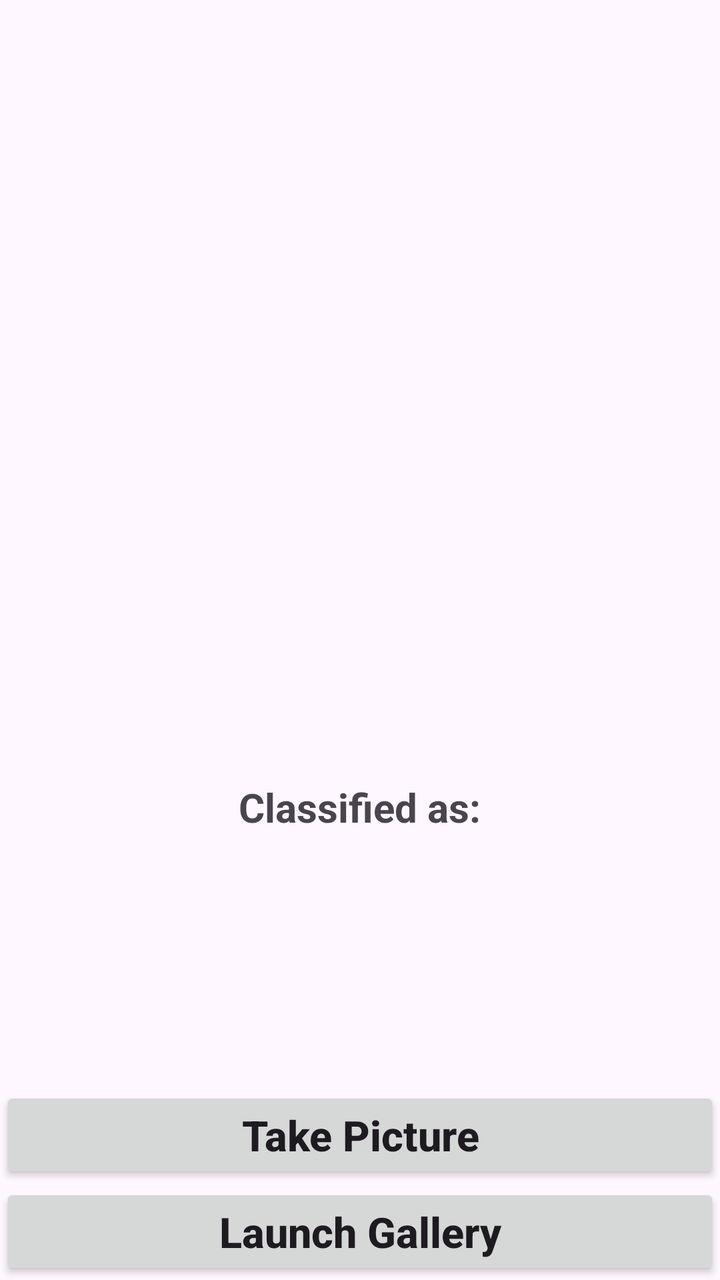
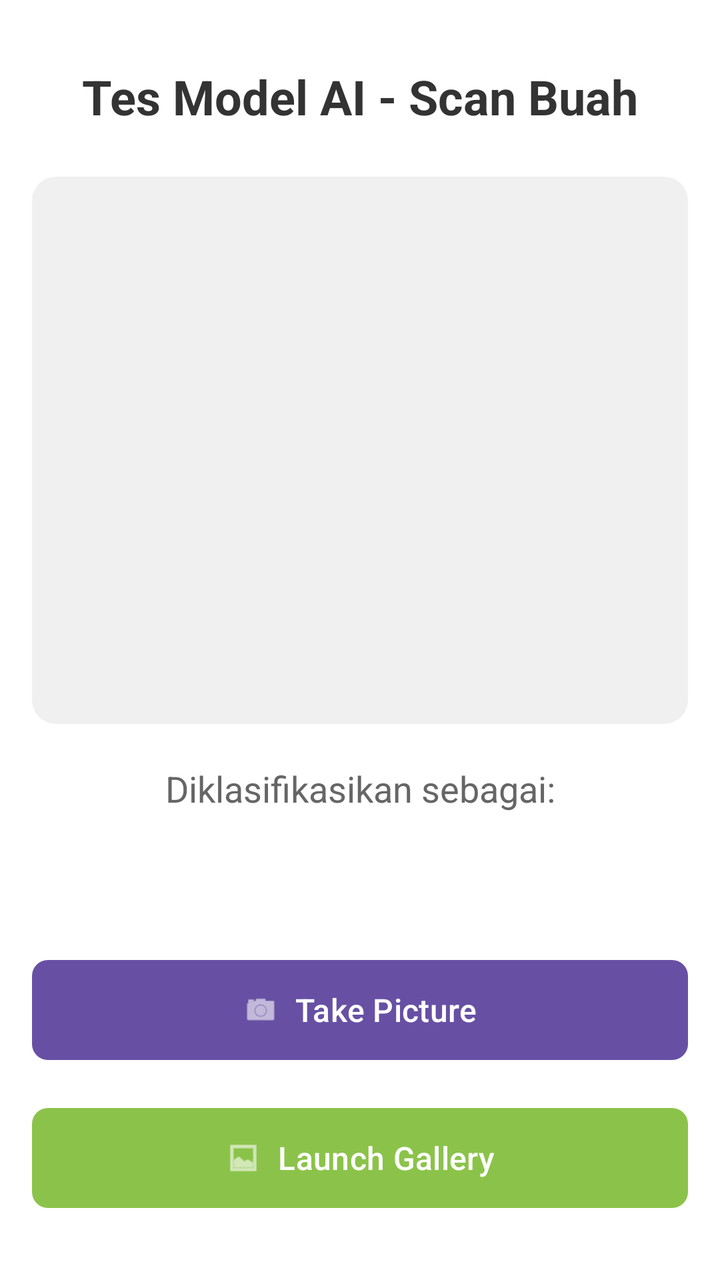

Two renders of the same Android screen: before a commit and after it. Below are the layout's source before the change and the commit's diff.
<!-- AndroidManifest.xml: application theme Theme.LatihanCamera -->
<!-- res/layout/activity_main.xml -->
<?xml version="1.0" encoding="utf-8"?>
<RelativeLayout xmlns:android="http://schemas.android.com/apk/res/android"
    xmlns:app="http://schemas.android.com/apk/res-auto"
    xmlns:tools="http://schemas.android.com/tools"
    android:id="@+id/main"
    android:layout_width="match_parent"
    android:layout_height="match_parent"
    tools:context=".MainActivity">

    <Button
        android:layout_width="match_parent"
        android:layout_height="wrap_content"
        android:layout_centerInParent="true"
        android:id="@+id/button"
        android:text="Take Picture"
        android:textAllCaps="false"
        android:layout_above="@id/button2"
        android:textSize="21sp"
        android:textStyle="bold"
        />
    <Button
        android:layout_width="match_parent"
        android:layout_height="wrap_content"
        android:layout_centerInParent="true"
        android:id="@+id/button2"
        android:text="Launch Gallery"
        android:textAllCaps="false"
        android:layout_alignParentBottom="true"
        android:textSize="21sp"
        android:textStyle="bold"
        />
    <ImageView
        android:layout_width="370sp"
        android:layout_height="370sp"
        android:layout_centerHorizontal="true"
        android:id="@+id/imageView"
        android:layout_marginTop="10sp"
        />
    <TextView
        android:layout_width="wrap_content"
        android:layout_height="wrap_content"
        android:layout_centerHorizontal="true"
        android:text="Classified as:"
        android:textStyle="bold"
        android:textSize="20sp"
        android:id="@+id/classified"
        android:layout_below="@+id/imageView"
        android:layout_marginTop="10sp"
        />
    <TextView
        android:layout_width="wrap_content"
        android:layout_height="wrap_content"
        android:layout_centerHorizontal="true"
        android:text=""
        android:textColor="#C30000"
        android:textStyle="bold"
        android:textSize="27sp"
        android:id="@+id/result"
        android:layout_below="@+id/classified"
        />
</RelativeLayout>
<!-- resources referenced by this layout -->
<resources>
  <style name="Theme.LatihanCamera" parent="Base.Theme.LatihanCamera" />
  <style name="Base.Theme.LatihanCamera" parent="Theme.Material3.DayNight.NoActionBar">
          
          
      </style>
</resources>

<!-- the commit's change to res/layout/activity_main.xml (unified diff, before → after) -->
@@ -1,61 +1,104 @@
 <?xml version="1.0" encoding="utf-8"?>
-<RelativeLayout xmlns:android="http://schemas.android.com/apk/res/android"
+<androidx.constraintlayout.widget.ConstraintLayout xmlns:android="http://schemas.android.com/apk/res/android"
     xmlns:app="http://schemas.android.com/apk/res-auto"
     xmlns:tools="http://schemas.android.com/tools"
     android:id="@+id/main"
     android:layout_width="match_parent"
     android:layout_height="match_parent"
+    android:padding="16dp"
+    android:background="#FFFFFF"
     tools:context=".MainActivity">
 
-    <Button
-        android:layout_width="match_parent"
+    <TextView
+        android:id="@+id/title_text"
+        android:layout_width="wrap_content"
         android:layout_height="wrap_content"
-        android:layout_centerInParent="true"
+        android:text="Tes Model AI - Scan Buah"
+        android:textSize="24sp"
+        android:textStyle="bold"
+        android:textColor="#333333"
+        android:layout_marginTop="16dp"
+        app:layout_constraintTop_toTopOf="parent"
+        app:layout_constraintStart_toStartOf="parent"
+        app:layout_constraintEnd_toEndOf="parent" />
+
+    <androidx.cardview.widget.CardView
+        android:id="@+id/image_card"
+        android:layout_width="0dp"
+        android:layout_height="0dp"
+        android:layout_marginTop="24dp"
+        app:cardCornerRadius="12dp"
+        app:cardElevation="0dp"
+        app:layout_constraintTop_toBottomOf="@id/title_text"
+        app:layout_constraintStart_toStartOf="parent"
+        app:layout_constraintEnd_toEndOf="parent"
+        app:layout_constraintHeight_percent="0.45">
+
+        <ImageView
+            android:id="@+id/imageView"
+            android:layout_width="match_parent"
+            android:layout_height="match_parent"
+            android:scaleType="centerCrop"
+            android:background="#F0F0F0"
+            android:contentDescription="Selected image" />
+    </androidx.cardview.widget.CardView>
+
+    <TextView
+        android:id="@+id/classified"
+        android:layout_width="wrap_content"
+        android:layout_height="wrap_content"
+        android:text="Diklasifikasikan sebagai:"
+        android:textSize="18sp"
+        android:textColor="#666666"
+        android:layout_marginTop="20dp"
+        app:layout_constraintTop_toBottomOf="@id/image_card"
+        app:layout_constraintStart_toStartOf="parent"
+        app:layout_constraintEnd_toEndOf="parent" />
+
+    <TextView
+        android:id="@+id/result"
+        android:layout_width="wrap_content"
+        android:layout_height="wrap_content"
+        android:text=""
+        android:textColor="#2196F3"
+        android:textStyle="bold"
+        android:textSize="24sp"
+        android:layout_marginTop="8dp"
+        app:layout_constraintTop_toBottomOf="@+id/classified"
+        app:layout_constraintStart_toStartOf="parent"
+        app:layout_constraintEnd_toEndOf="parent" />
+
+    <com.google.android.material.button.MaterialButton
         android:id="@+id/button"
+        android:layout_width="0dp"
+        android:layout_height="58dp"
         android:text="Take Picture"
         android:textAllCaps="false"
-        android:layout_above="@id/button2"
-        android:textSize="21sp"
-        android:textStyle="bold"
-        />
-    <Button
-        android:layout_width="match_parent"
-        android:layout_height="wrap_content"
-        android:layout_centerInParent="true"
+        android:textSize="16sp"
+        android:layout_marginBottom="16dp"
+        app:cornerRadius="8dp"
+        app:icon="@android:drawable/ic_menu_camera"
+        app:iconGravity="textStart"
+        app:iconPadding="8dp"
+        app:layout_constraintBottom_toTopOf="@id/button2"
+        app:layout_constraintStart_toStartOf="parent"
+        app:layout_constraintEnd_toEndOf="parent" />
+
+    <com.google.android.material.button.MaterialButton
         android:id="@+id/button2"
+        android:layout_width="0dp"
+        android:layout_height="58dp"
         android:text="Launch Gallery"
         android:textAllCaps="false"
-        android:layout_alignParentBottom="true"
-        android:textSize="21sp"
-        android:textStyle="bold"
-        />
-    <ImageView
-        android:layout_width="370sp"
-        android:layout_height="370sp"
-        android:layout_centerHorizontal="true"
-        android:id="@+id/imageView"
-        android:layout_marginTop="10sp"
-        />
-    <TextView
-        android:layout_width="wrap_content"
-        android:layout_height="wrap_content"
-        android:layout_centerHorizontal="true"
-        android:text="Classified as:"
-        android:textStyle="bold"
-        android:textSize="20sp"
-        android:id="@+id/classified"
-        android:layout_below="@+id/imageView"
-        android:layout_marginTop="10sp"
-        />
-    <TextView
-        android:layout_width="wrap_content"
-        android:layout_height="wrap_content"
-        android:layout_centerHorizontal="true"
-        android:text=""
-        android:textColor="#C30000"
-        android:textStyle="bold"
-        android:textSize="27sp"
-        android:id="@+id/result"
-        android:layout_below="@+id/classified"
-        />
-</RelativeLayout>
+        android:textSize="16sp"
+        android:layout_marginBottom="16dp"
+        app:cornerRadius="8dp"
+        app:backgroundTint="#8BC34A"
+        app:icon="@android:drawable/ic_menu_gallery"
+        app:iconGravity="textStart"
+        app:iconPadding="8dp"
+        app:layout_constraintBottom_toBottomOf="parent"
+        app:layout_constraintStart_toStartOf="parent"
+        app:layout_constraintEnd_toEndOf="parent" />
+
+</androidx.constraintlayout.widget.ConstraintLayout>
